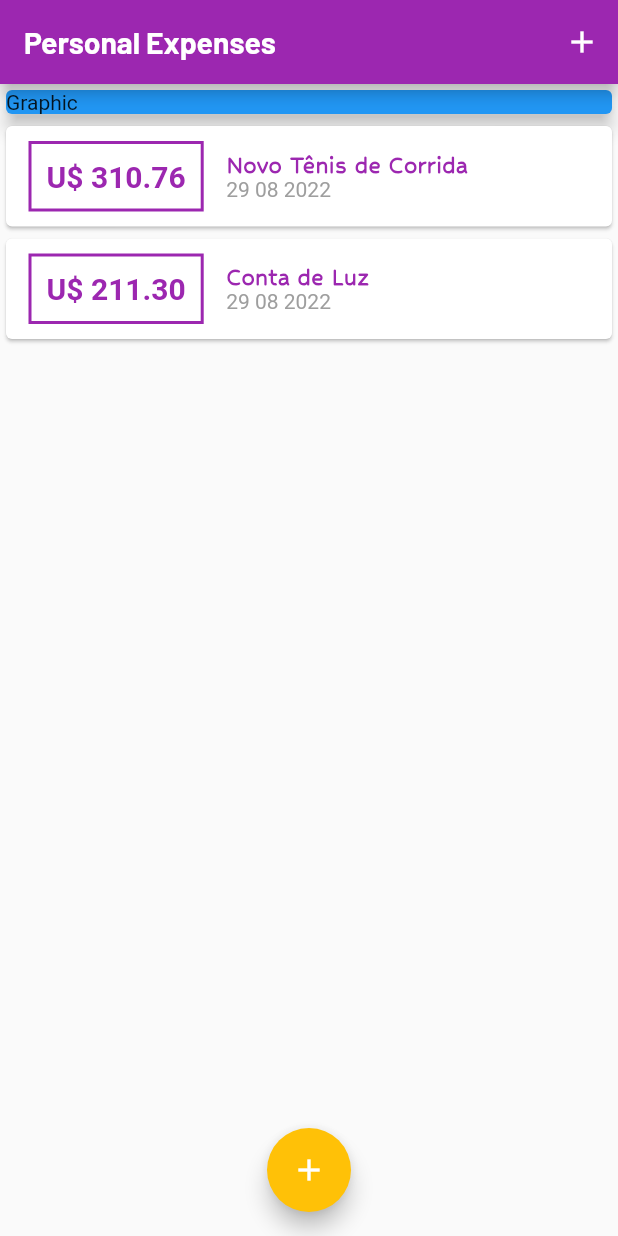
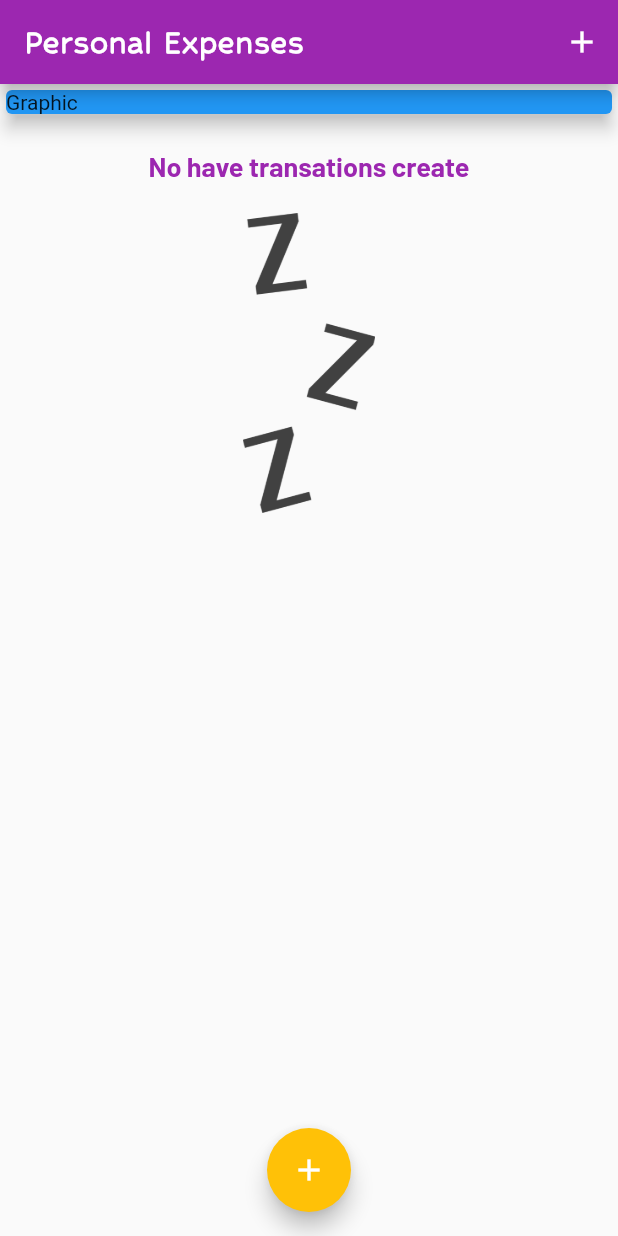
Before and after one commit to cadumeneses/personal_expenses, a Flutter app: the screen it shows after launch, on a phone screen of 412 x 824 dp. Run offline on Flutter 3.47's test engine with Material 2 defaults, Android fonts, the phone set to English and light mode, and no system bars.

Commit message:
feat: add img for not found transacctions

```diff
--- a/lib/components/transaction_list.dart
+++ b/lib/components/transaction_list.dart
@@ -11,7 +11,25 @@ class TransactionList extends StatelessWidget {
   Widget build(BuildContext context) {
     return SizedBox(
       height: 300,
-      child: ListView.builder(
+      child: transactions.isEmpty
+          ? Column(
+              children: [
+                const SizedBox(height: 20),
+                Text(
+                  'No have transations create',
+                  style: Theme.of(context).textTheme.headline6,
+                ),
+                const SizedBox(height: 20),
+                SizedBox(
+                  height: 200,
+                  child: Image.asset(
+                    'assets/imgs/waiting.png',
+                    fit: BoxFit.cover,
+                  ),
+                )
+              ],
+            )
+          : ListView.builder(
               itemCount: transactions.length,
               itemBuilder: (ctx, index) {
                 final tr = transactions[index];
@@ -19,8 +37,8 @@ class TransactionList extends StatelessWidget {
                   child: Row(
                     children: [
                       Container(
-                  margin:
-                      const EdgeInsets.symmetric(horizontal: 15, vertical: 10),
+                        margin: const EdgeInsets.symmetric(
+                            horizontal: 15, vertical: 10),
                         decoration: BoxDecoration(
                           border: Border.all(
                             color: Theme.of(context).colorScheme.primary,
--- a/lib/main.dart
+++ b/lib/main.dart
@@ -24,7 +24,7 @@ class ExpensesApp extends StatelessWidget {
         ),
         textTheme: tema.textTheme.copyWith(
           headline6: const TextStyle(
-            fontFamily: 'Hubballi',
+            fontFamily: 'Barlow',
             fontSize: 18,
             fontWeight: FontWeight.bold,
             color: Colors.purple,
@@ -32,8 +32,8 @@ class ExpensesApp extends StatelessWidget {
         ),
         appBarTheme: const AppBarTheme(
           titleTextStyle: TextStyle(
-            fontFamily: 'Barlow',
-            fontSize: 20,
+            fontFamily: 'Hubballi',
+            fontSize: 25,
             fontWeight: FontWeight.bold,
           ),
         ),
@@ -50,19 +50,19 @@ class MyHomePage extends StatefulWidget {
 }
 
 class _MyHomePageState extends State<MyHomePage> {
-  final _transactions = [
-    Transaction(
-      id: 't1',
-      title: 'Novo Tênis de Corrida',
-      value: 310.76,
-      date: DateTime.now(),
-    ),
-    Transaction(
-      id: 't2',
-      title: 'Conta de Luz',
-      value: 211.30,
-      date: DateTime.now(),
-    ),
+  final List<Transaction> _transactions = [
+    // Transaction(
+    //   id: 't1',
+    //   title: 'Novo Tênis de Corrida',
+    //   value: 310.76,
+    //   date: DateTime.now(),
+    // ),
+    // Transaction(
+    //   id: 't2',
+    //   title: 'Conta de Luz',
+    //   value: 211.30,
+    //   date: DateTime.now(),
+    // ),
   ];
 
   _addTransaction(String title, double value) {
--- a/pubspec.yaml
+++ b/pubspec.yaml
@@ -58,8 +58,8 @@ flutter:
   uses-material-design: true
 
   # To add assets to your application, add an assets section, like this:
-  # assets:
-  #   - images/a_dot_burr.jpeg
+  assets:
+    - assets/imgs/waiting.png
   #   - images/a_dot_ham.jpeg
 
   # An image asset can refer to one or more resolution-specific "variants", see
```
Also changed, not shown: assets/imgs/waiting.png (added). Lines whose indentation alone changed are shown as unchanged.
